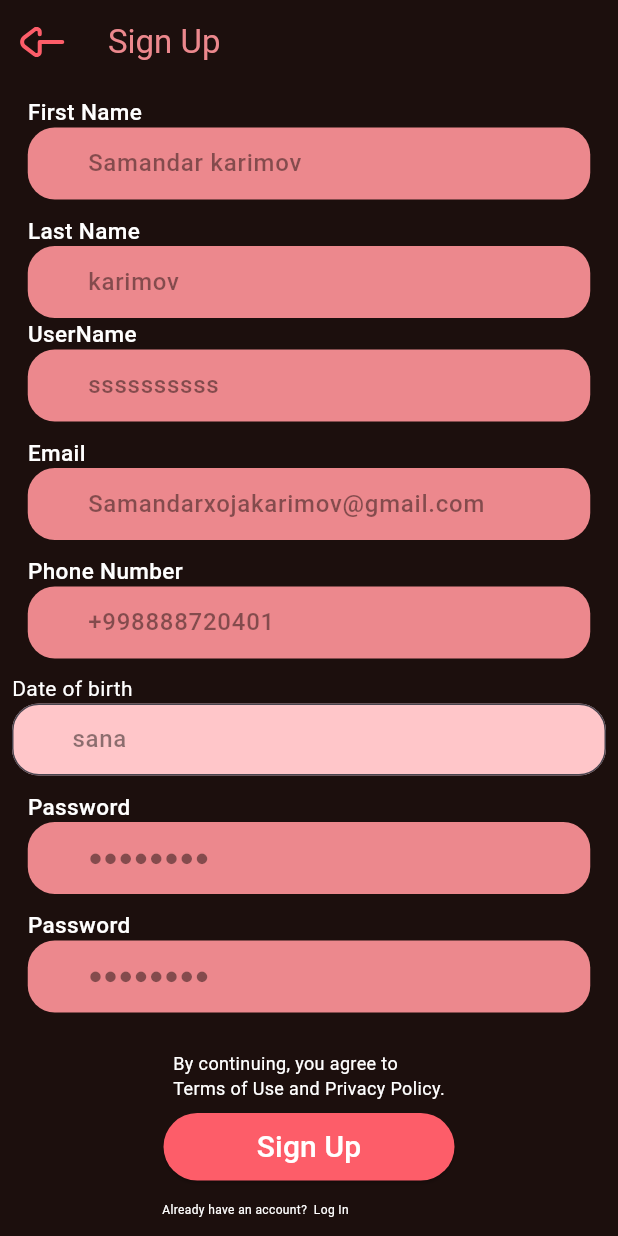
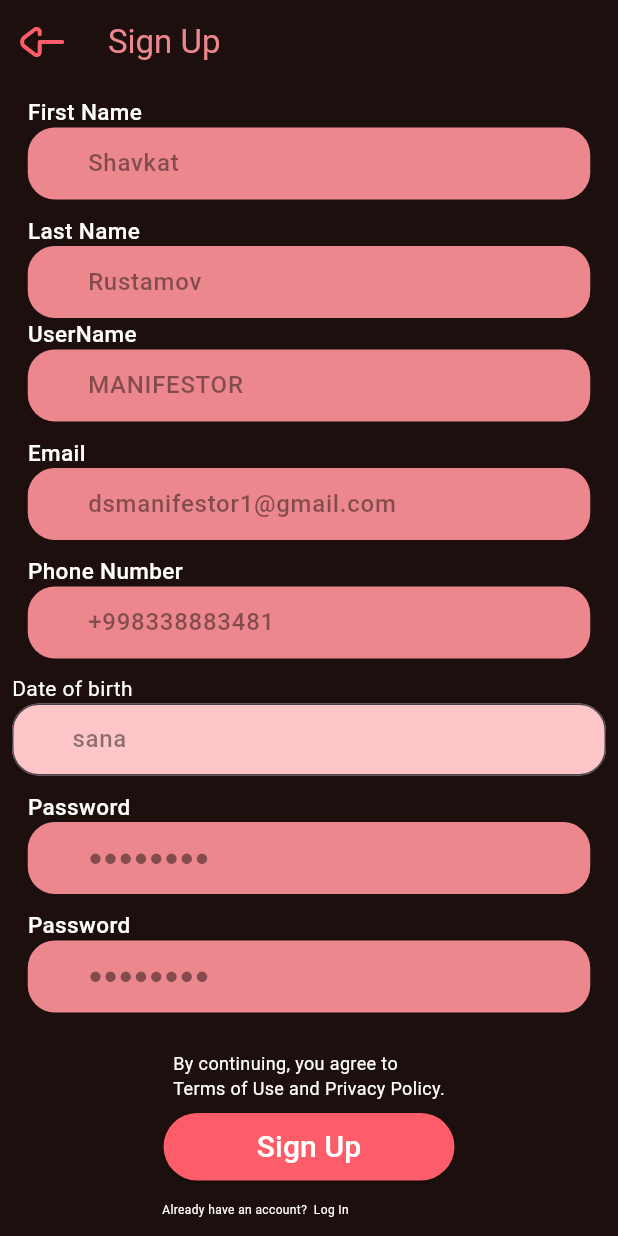
Before and after one commit to MANIFESTOR-28032/homework_3.06, a Flutter app: the SignUpPage screen opened directly, on a phone screen of 412 x 824 dp. Run offline on Flutter 3.47's test engine with Material 3 defaults, Android fonts, the phone set to English and light mode, and no system bars; our stand-ins replace dio, flutter_secure_storage, flutter_svg, image_picker, shared_preferences; accounts and stored records are empty.

Commit message:
first commit

```diff
--- a/lib/core/client.dart
+++ b/lib/core/client.dart
@@ -4,7 +4,7 @@ import 'package:dio/dio.dart';
 import 'secure_storsge.dart';
 
 class ApiClient {
-  final Dio dio = Dio(BaseOptions(baseUrl: "http://192.168.11.5:8888/api/v1"));
+  final Dio dio = Dio(BaseOptions(baseUrl: "http://172.30.48.1:8888/api/v1"));
 
   Future<String?> login(String login, String password) async {
     var response = await dio.post(
--- a/lib/sign_up/presentation/SignUpPage.dart
+++ b/lib/sign_up/presentation/SignUpPage.dart
@@ -79,33 +79,33 @@ class SignUpPage extends StatelessWidget {
               children: [
                 SignUpView(
                   title: "First Name",
-                  hintText: "Samandar karimov",
+                  hintText: "Shavkat",
                   validator: (value) => null,
                   controller: vm.firstNameController,
                 ),
                 SizedBox(height: 10),
                 SignUpView(
                   title: "Last Name",
-                  hintText: "karimov",
+                  hintText: "Rustamov",
                   validator: (value) => null,
                   controller: vm.lastNameController,
                 ),
                 SignUpView(
                   title: "UserName",
-                  hintText: "ssssssssss",
+                  hintText: "MANIFESTOR",
                   validator: (value) => null,
                   controller: vm.userNameController,
                 ),
                 SizedBox(height: 10),
                 SignUpView(
                   title: "Email",
-                  hintText: "Samandarxojakarimov@gmail.com",
+                  hintText: "dsmanifestor1@gmail.com",
                   validator: (value) => null,
                   controller: vm.emailController,
                 ),
                 SizedBox(height: 10),
                 SignUpView(title: "Phone Number",
-                  hintText: "+998888720401",
+                  hintText: "+998338883481",
                   validator: (value) => null,
                   controller: vm.numberController,),
                 SizedBox(height: 10),
```
Also changed, not shown: pubspec.lock, 125 other files.
